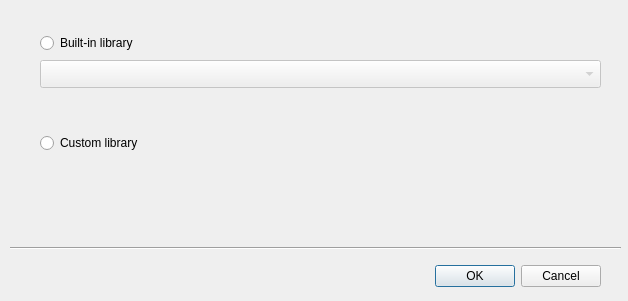
First picture: the form in src/libraries/import_component.ui, repository n7space/asn1scc.IDE, before the edit.
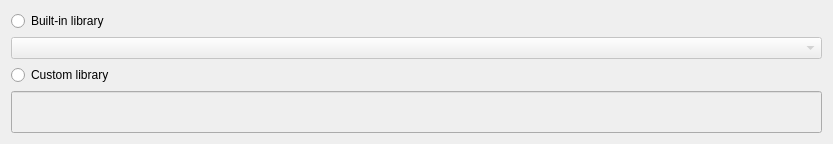
Second picture: the form after the edit. Custom widgets are drawn as their Qt base class.

Commit message: ASNIDE-207 Made wizard switch context instead of being simple dialog

Diff of the .ui file:
```diff
--- a/src/libraries/import_component.ui
+++ b/src/libraries/import_component.ui
@@ -1,101 +1,45 @@
 <?xml version="1.0" encoding="UTF-8"?>
 <ui version="4.0">
- <class>Asn1Acn::Internal::Libraries::ImportComponentDialog</class>
- <widget class="QDialog" name="Asn1Acn::Internal::Libraries::ImportComponentDialog">
+ <class>Asn1Acn::Internal::Libraries::SelectSourcePage</class>
+ <widget class="QWidget" name="Asn1Acn::Internal::Libraries::SelectSourcePage">
   <property name="geometry">
    <rect>
     <x>0</x>
     <y>0</y>
-    <width>628</width>
-    <height>301</height>
+    <width>833</width>
+    <height>144</height>
    </rect>
   </property>
   <property name="windowTitle">
    <string>Import ASN.1 components</string>
   </property>
-  <widget class="QDialogButtonBox" name="buttonBox">
-   <property name="geometry">
-    <rect>
-     <x>260</x>
-     <y>260</y>
-     <width>341</width>
-     <height>32</height>
-    </rect>
-   </property>
-   <property name="orientation">
-    <enum>Qt::Horizontal</enum>
-   </property>
-   <property name="standardButtons">
-    <set>QDialogButtonBox::Cancel|QDialogButtonBox::Ok</set>
-   </property>
-   <property name="centerButtons">
-    <bool>false</bool>
-   </property>
-  </widget>
+  <layout class="QVBoxLayout" name="verticalLayout">
+   <item>
   <widget class="QRadioButton" name="builtInRadio">
-   <property name="geometry">
-    <rect>
-     <x>40</x>
-     <y>30</y>
-     <width>141</width>
-     <height>26</height>
-    </rect>
-   </property>
    <property name="text">
     <string>Built-in library</string>
    </property>
   </widget>
+   </item>
+   <item>
   <widget class="QComboBox" name="builtInCombo">
    <property name="enabled">
     <bool>false</bool>
    </property>
-   <property name="geometry">
-    <rect>
-     <x>40</x>
-     <y>60</y>
-     <width>561</width>
-     <height>28</height>
-    </rect>
-   </property>
-  </widget>
+    </widget>
+   </item>
+   <item>
   <widget class="QRadioButton" name="customRadio">
-   <property name="geometry">
-    <rect>
-     <x>40</x>
-     <y>130</y>
-     <width>181</width>
-     <height>26</height>
-    </rect>
-   </property>
    <property name="text">
     <string>Custom library</string>
    </property>
   </widget>
-  <widget class="Line" name="line">
-   <property name="geometry">
-    <rect>
-     <x>10</x>
-     <y>240</y>
-     <width>611</width>
-     <height>16</height>
-    </rect>
-   </property>
-   <property name="orientation">
-    <enum>Qt::Horizontal</enum>
-   </property>
-  </widget>
-  <widget class="Utils::PathChooser" name="asn1sccPathChooser" native="true">
+   </item>
+   <item>
+    <widget class="Utils::PathChooser" name="asn1sccPathChooser">
    <property name="enabled">
     <bool>false</bool>
    </property>
-   <property name="geometry">
-    <rect>
-     <x>50</x>
-     <y>170</y>
-     <width>551</width>
-     <height>20</height>
-    </rect>
-   </property>
    <property name="sizePolicy">
     <sizepolicy hsizetype="Preferred" vsizetype="Preferred">
      <horstretch>1</horstretch>
@@ -103,12 +47,14 @@
     </sizepolicy>
    </property>
   </widget>
+   </item>
+  </layout>
  </widget>
  <customwidgets>
   <customwidget>
    <class>Utils::PathChooser</class>
-   <extends>QWidget</extends>
-   <header location="global">utils/pathchooser.h</header>
+   <extends>QLineEdit</extends>
+   <header>utils/pathchooser.h</header>
    <container>1</container>
   </customwidget>
  </customwidgets>
```
Lines whose indentation alone changed are shown as unchanged. The commit also changes 13 other files.
